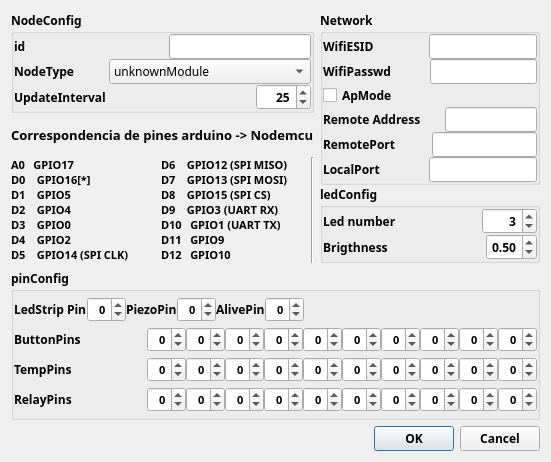
Qt form Software/JarvisServer/common/gnodeconfigdialog.ui (makespacemadrid/Jarvis) before a commit.
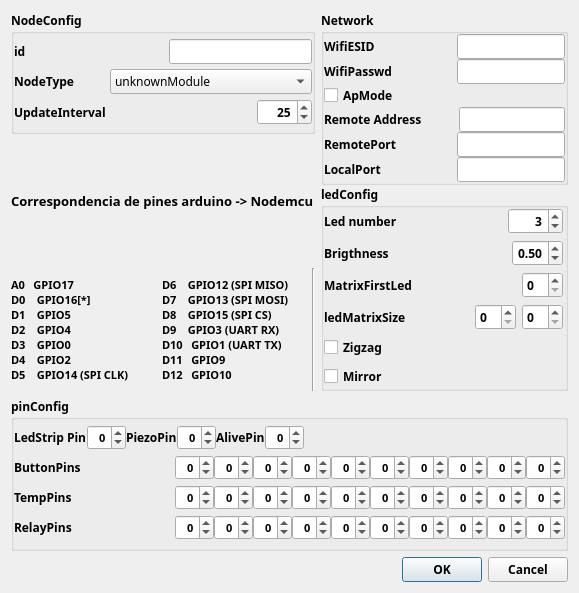
The same form after that commit.

Patch:
```diff
--- a/Software/JarvisServer/common/gnodeconfigdialog.ui
+++ b/Software/JarvisServer/common/gnodeconfigdialog.ui
@@ -6,8 +6,8 @@
    <rect>
     <x>0</x>
     <y>0</y>
-    <width>551</width>
-    <height>462</height>
+    <width>579</width>
+    <height>593</height>
    </rect>
   </property>
   <property name="font">
@@ -524,9 +524,6 @@
           <string>ledConfig</string>
          </property>
          <layout class="QVBoxLayout" name="verticalLayout_3">
-          <property name="spacing">
-           <number>0</number>
-          </property>
           <property name="leftMargin">
            <number>0</number>
           </property>
@@ -534,7 +531,7 @@
            <number>0</number>
           </property>
           <property name="rightMargin">
-           <number>0</number>
+           <number>2</number>
           </property>
           <property name="bottomMargin">
            <number>0</number>
@@ -622,6 +619,77 @@
             </item>
            </layout>
           </item>
+          <item>
+           <layout class="QHBoxLayout" name="horizontalLayout_21">
+            <item>
+             <widget class="QLabel" name="label_23">
+              <property name="text">
+               <string>MatrixFirstLed</string>
+              </property>
+             </widget>
+            </item>
+            <item>
+             <spacer name="horizontalSpacer_12">
+              <property name="orientation">
+               <enum>Qt::Horizontal</enum>
+              </property>
+              <property name="sizeHint" stdset="0">
+               <size>
+                <width>40</width>
+                <height>20</height>
+               </size>
+              </property>
+             </spacer>
+            </item>
+            <item>
+             <widget class="QSpinBox" name="spinMatrixFirst"/>
+            </item>
+           </layout>
+          </item>
+          <item>
+           <layout class="QHBoxLayout" name="horizontalLayout_19">
+            <item>
+             <widget class="QLabel" name="label_20">
+              <property name="text">
+               <string>ledMatrixSize</string>
+              </property>
+             </widget>
+            </item>
+            <item>
+             <spacer name="horizontalSpacer_13">
+              <property name="orientation">
+               <enum>Qt::Horizontal</enum>
+              </property>
+              <property name="sizeHint" stdset="0">
+               <size>
+                <width>40</width>
+                <height>20</height>
+               </size>
+              </property>
+             </spacer>
+            </item>
+            <item>
+             <widget class="QSpinBox" name="spinMatrixCols"/>
+            </item>
+            <item>
+             <widget class="QSpinBox" name="spinMatrixRows"/>
+            </item>
+           </layout>
+          </item>
+          <item>
+           <widget class="QCheckBox" name="checkMatrixZigZag">
+            <property name="text">
+             <string>Zigzag</string>
+            </property>
+           </widget>
+          </item>
+          <item>
+           <widget class="QCheckBox" name="checkMatrixMirror">
+            <property name="text">
+             <string>Mirror</string>
+            </property>
+           </widget>
+          </item>
          </layout>
         </widget>
        </item>
```
